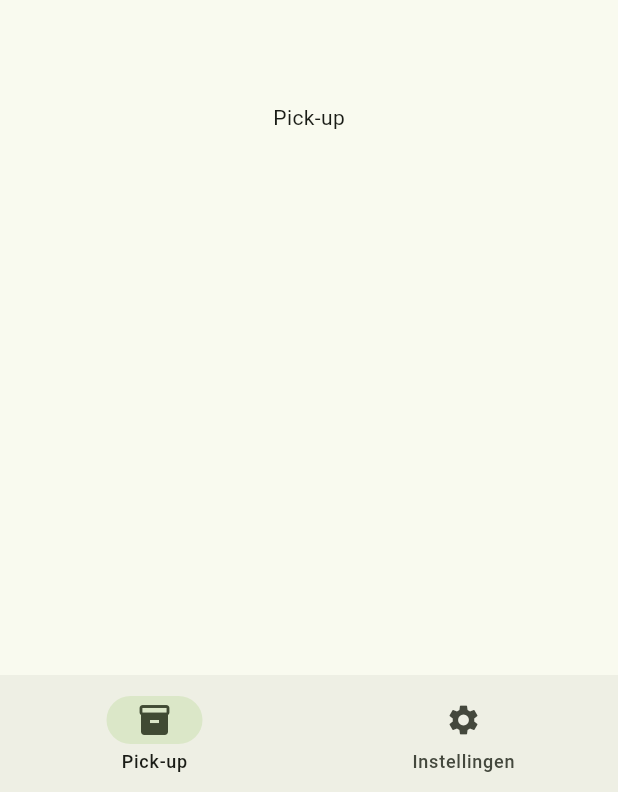
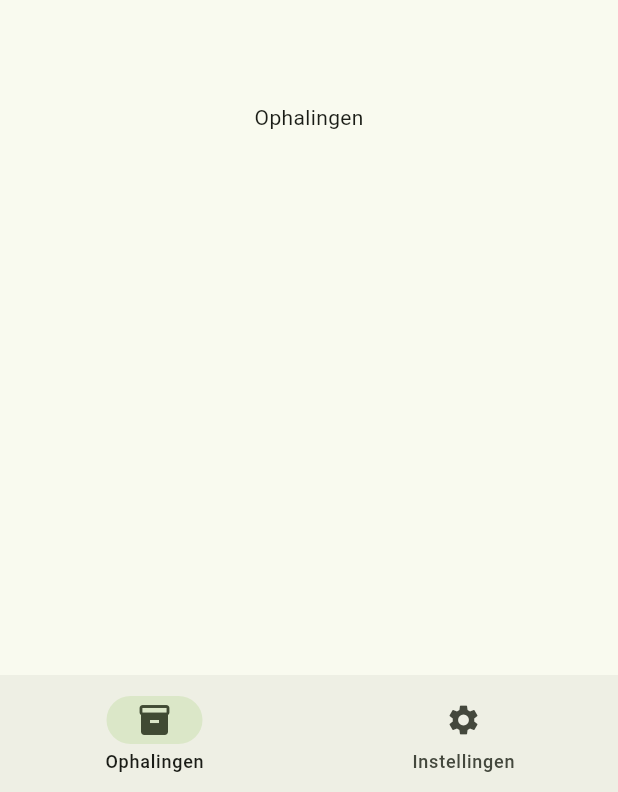
Before and after one commit to weAreHackaton/hackaton2025_6, a Flutter app: the screen it shows after launch, on a phone screen of 412 x 824 dp. Shown: the part 441-1233 px from the top of the screen. Run offline on Flutter 3.47's test engine with Material 3 defaults, Android fonts, the phone set to English and light mode, and no system bars.

Commit message:
ophalingen en instellingen pages

```diff
--- /dev/null
+++ b/lib/instellingen/instellingen.dart
@@ -0,0 +1 @@
+export 'views/instellingen_page.dart';
--- a/lib/navigation/views/navigation_page.dart
+++ b/lib/navigation/views/navigation_page.dart
@@ -1,4 +1,5 @@
 import 'package:flutter/material.dart';
+import 'package:hackaton2025_6/package.dart';
 
 class NavigationPage extends StatefulWidget {
   const NavigationPage({super.key});
@@ -11,8 +12,8 @@ class _NavigationPageState extends State<NavigationPage> {
   int _selectedIndex = 0;
 
   final List<Widget> _pages = [
-    Center(child: Text('Pick-up')),
-    Center(child: Text('Instellingen')),
+    const OphalingenPage(),
+    const InstellingenPage(),
   ];
 
   void _onItemTapped(int index) {
@@ -34,7 +35,7 @@ class _NavigationPageState extends State<NavigationPage> {
       selectedIndex: _selectedIndex,
       onDestinationSelected: _onItemTapped,
       destinations: const [
-        NavigationDestination(icon: Icon(Icons.inventory_2), label: 'Pick-up'),
+        NavigationDestination(icon: Icon(Icons.inventory_2), label: 'Ophalingen'),
         NavigationDestination(icon: Icon(Icons.settings), label: 'Instellingen'),
       ],
     );
--- /dev/null
+++ b/lib/ophalingen/ophalingen.dart
@@ -0,0 +1 @@
+export 'views/ophalingen_page.dart';
--- /dev/null
+++ b/lib/ophalingen/views/ophalingen_page.dart
@@ -0,0 +1,11 @@
+import 'package:flutter/material.dart';
+import 'package:hackaton2025_6/package.dart';
+
+class OphalingenPage extends StatelessWidget {
+  const OphalingenPage({super.key});
+
+  @override
+  Widget build(BuildContext context) {
+    return Center(child: Text('Ophalingen'));
+  }
+}
--- a/lib/package.dart
+++ b/lib/package.dart
@@ -1,2 +1,4 @@
 export 'app/app.dart';
 export 'navigation/navigation.dart';
+export 'ophalingen/ophalingen.dart';
+export 'instellingen/instellingen.dart';
```
Also changed, not shown: lib/instellingen/views/instellingen_page.dart (added, +11 -0 lines).
